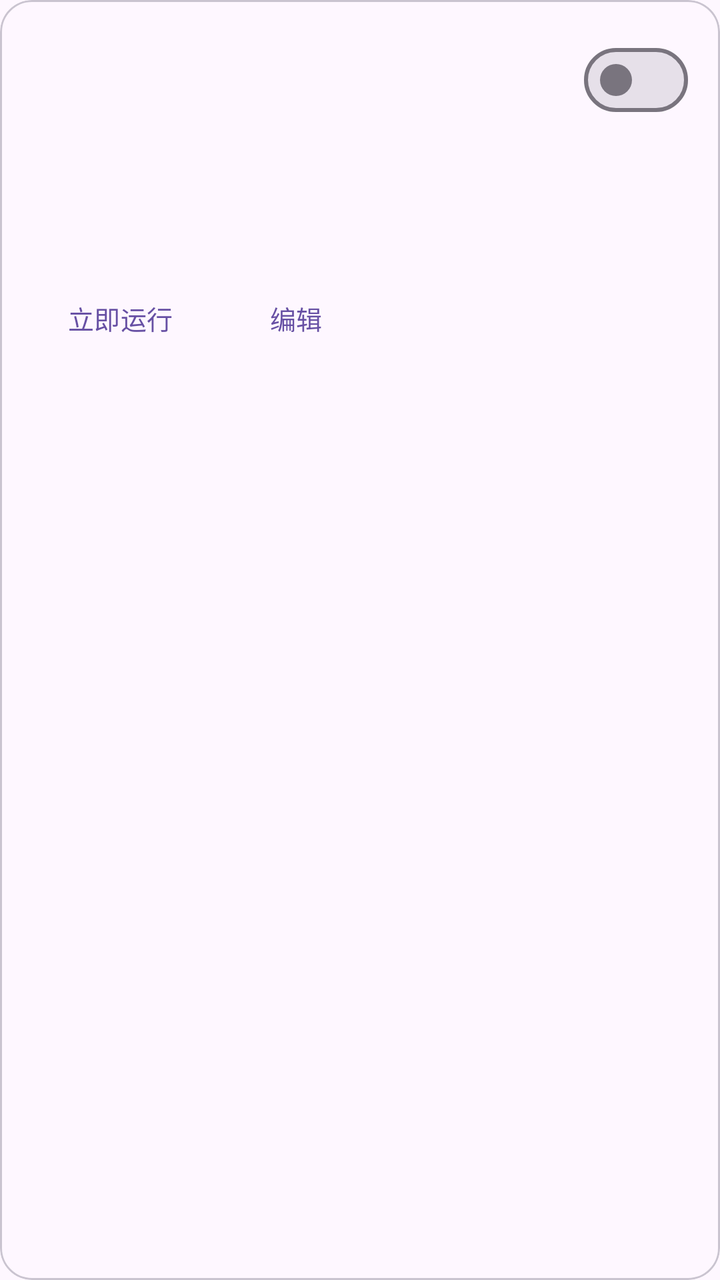
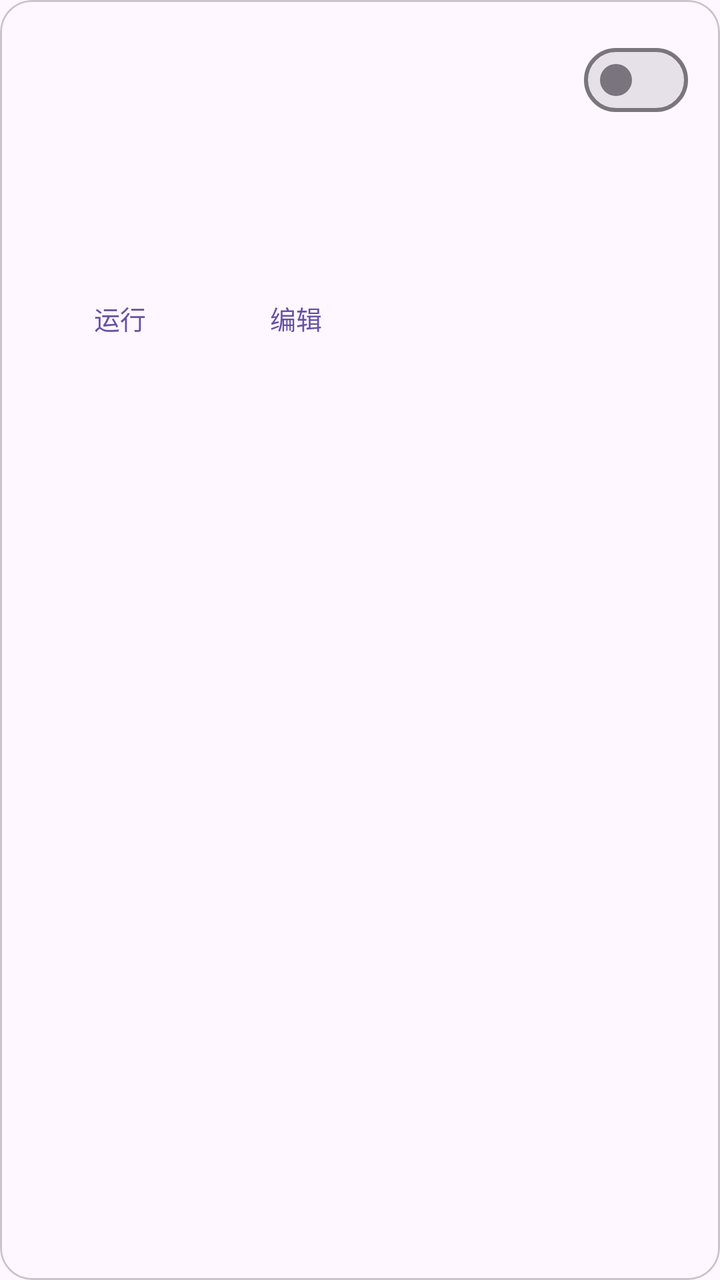

The first picture is an Android layout as it rendered before a commit; the second is the same layout after the commit. The layout source and the unified diff follow.
<!-- AndroidManifest.xml: application theme Theme.RuleTree -->
<!-- res/layout/item_rule.xml -->
<?xml version="1.0" encoding="utf-8"?>
<com.google.android.material.card.MaterialCardView xmlns:android="http://schemas.android.com/apk/res/android"
    xmlns:app="http://schemas.android.com/apk/res-auto"
    android:layout_width="match_parent"
    android:layout_height="wrap_content"
    android:layout_marginBottom="12dp"
    app:cardCornerRadius="16dp"
    app:cardElevation="0dp"
    app:strokeWidth="1dp">

    <LinearLayout
        android:layout_width="match_parent"
        android:layout_height="wrap_content"
        android:orientation="vertical"
        android:padding="16dp">

        <LinearLayout
            android:layout_width="match_parent"
            android:layout_height="wrap_content"
            android:gravity="center_vertical"
            android:orientation="horizontal">

            <TextView
                android:id="@+id/tvName"
                android:layout_width="0dp"
                android:layout_height="wrap_content"
                android:layout_weight="1"
                android:textSize="16sp"
                android:textStyle="bold" />

            <com.google.android.material.materialswitch.MaterialSwitch
                android:id="@+id/swEnabled"
                android:layout_width="wrap_content"
                android:layout_height="wrap_content" />
        </LinearLayout>

        <TextView
            android:id="@+id/tvTrigger"
            android:layout_width="match_parent"
            android:layout_height="wrap_content"
            android:layout_marginTop="6dp"
            android:textSize="13sp" />

        <TextView
            android:id="@+id/tvCond"
            android:layout_width="match_parent"
            android:layout_height="wrap_content"
            android:layout_marginTop="2dp"
            android:textSize="13sp" />

        <TextView
            android:id="@+id/tvThen"
            android:layout_width="match_parent"
            android:layout_height="wrap_content"
            android:layout_marginTop="2dp"
            android:textSize="13sp" />

        <LinearLayout
            android:layout_width="match_parent"
            android:layout_height="wrap_content"
            android:layout_marginTop="8dp"
            android:orientation="horizontal">

            <com.google.android.material.button.MaterialButton
                android:id="@+id/btnRun"
                style="@style/Widget.Material3.Button.TextButton"
                android:layout_width="wrap_content"
                android:layout_height="wrap_content"
                android:text="立即运行"
                android:textSize="13sp" />

            <com.google.android.material.button.MaterialButton
                android:id="@+id/btnEdit"
                style="@style/Widget.Material3.Button.TextButton"
                android:layout_width="wrap_content"
                android:layout_height="wrap_content"
                android:text="编辑"
                android:textSize="13sp" />
        </LinearLayout>
    </LinearLayout>
</com.google.android.material.card.MaterialCardView>
<!-- resources referenced by this layout -->
<resources>
  <style name="Theme.RuleTree" parent="Theme.Material3.DayNight.NoActionBar">
          <item name="android:statusBarColor">@android:color/transparent</item>
          <item name="android:windowLightStatusBar">true</item>
      </style>
</resources>

<!-- the commit's change to res/layout/item_rule.xml (unified diff, before → after) -->
@@ -66,7 +66,7 @@
                 style="@style/Widget.Material3.Button.TextButton"
                 android:layout_width="wrap_content"
                 android:layout_height="wrap_content"
-                android:text="立即运行"
+                android:text="运行"
                 android:textSize="13sp" />
 
             <com.google.android.material.button.MaterialButton
